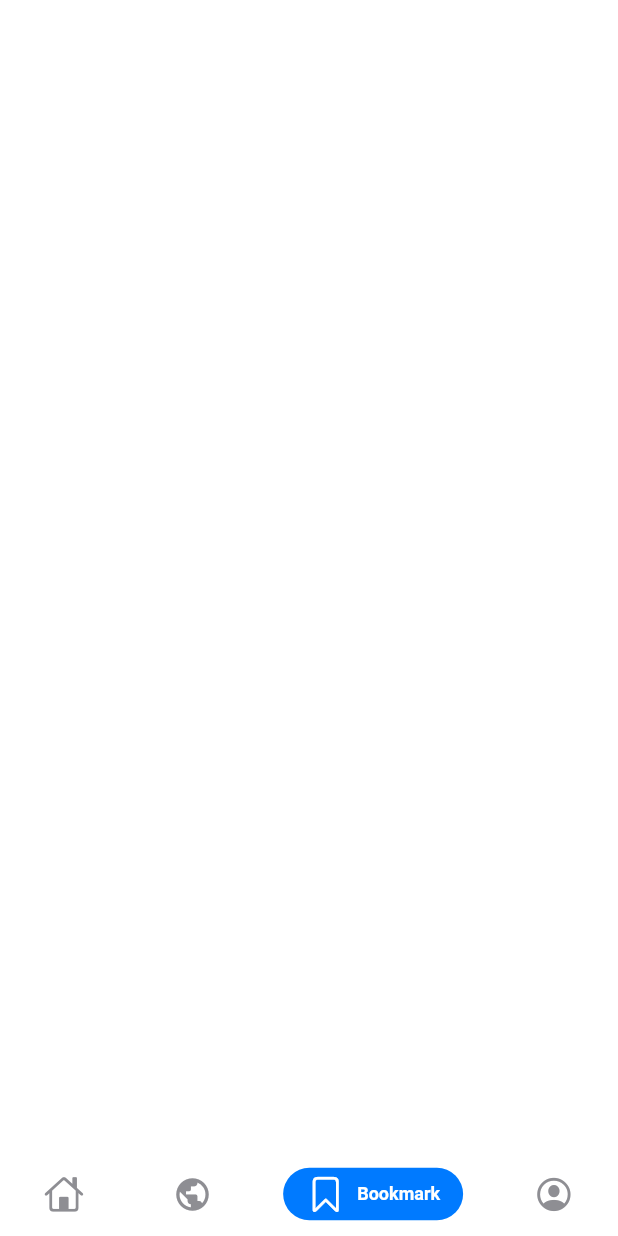
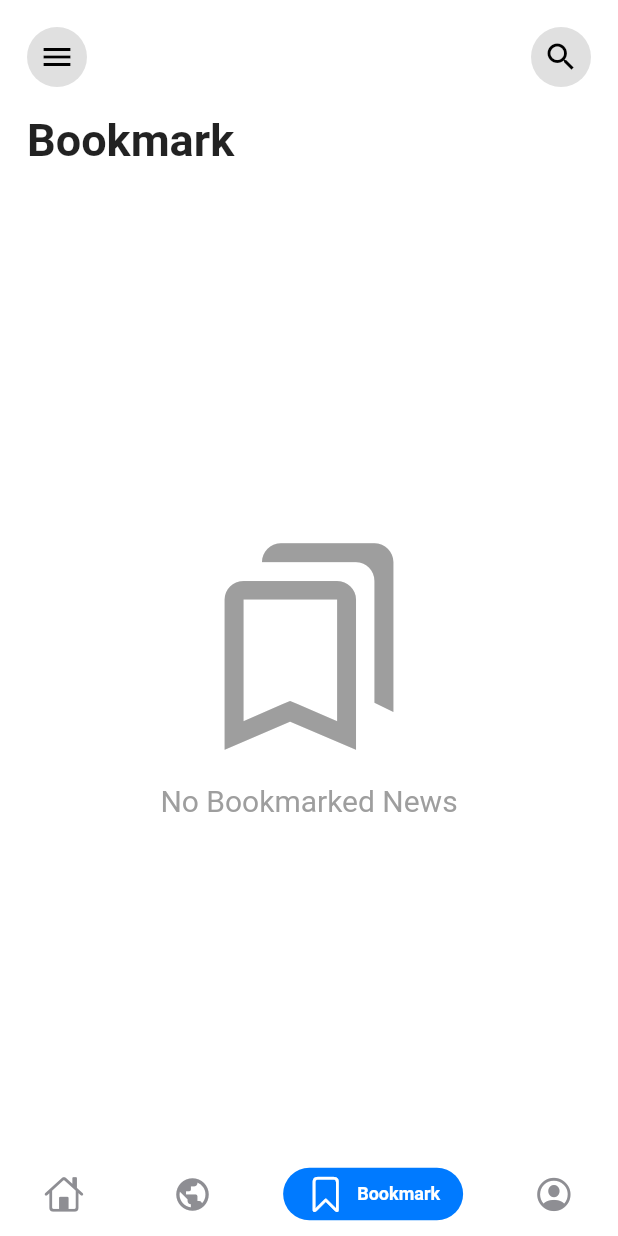
Before and after one commit to HanySameh/News-Challenge, a Flutter app: the screen it shows after launch, item 3 of the bottom bar chosen, on a phone screen of 412 x 824 dp. Run offline on Flutter 3.47's test engine with Material 2 defaults, Android fonts, the phone set to English and light mode, and no system bars; drawn by our look-alikes of persistent_bottom_nav_bar_v2; our stand-ins replace cached_network_image, carousel_slider, flutter_bloc, go_router; network calls fail.

Commit message:
finish add to bookmark

```diff
--- a/lib/core/utils/router.dart
+++ b/lib/core/utils/router.dart
@@ -2,7 +2,7 @@ import 'package:flutter_bloc/flutter_bloc.dart';
 import 'package:go_router/go_router.dart';
 
 import '../../features/home/data/models/news_model.dart';
-import '../../features/home/presentation/manager/news_details_cubit/home_cubit.dart';
+import '../../features/home/presentation/manager/bookmark_cubit/bookmark_cubit.dart';
 import '../../features/home/presentation/view/nav_bar.dart';
 import '../../features/home/presentation/view/news_details_screen.dart';
 
@@ -19,7 +19,7 @@ abstract class AppRouter {
       GoRoute(
         path: newsDetailsScreenRoute,
         builder: (context, state) => BlocProvider(
-          create: (context) => NewsDetailsCubit(),
+          create: (context) => BookmarkCubit(state.extra as NewsModel),
           child: NewsDetailsScreen(
             newsModel: state.extra as NewsModel,
           ),
--- a/lib/features/bookmark/presentation/view/bookmark_screen.dart
+++ b/lib/features/bookmark/presentation/view/bookmark_screen.dart
@@ -1,13 +1,123 @@
 import 'package:flutter/material.dart';
+import 'package:flutter_bloc/flutter_bloc.dart';
+import 'package:news_challenge/core/utils/extensions.dart';
+
+import '../../../home/data/static.dart';
+import '../../../home/presentation/manager/bookmark_cubit/bookmark_cubit.dart';
+import '../../../home/presentation/view/widgets/home_widgets.dart';
 
 class BookmarkScreen extends StatelessWidget {
   const BookmarkScreen({super.key});
 
   @override
   Widget build(BuildContext context) {
-    return Column(
-      crossAxisAlignment: CrossAxisAlignment.start,
-      children: [],
+    return BlocProvider(
+      create: (context) => BookmarkCubit(news[0]),
+      child: SafeArea(
+        child: Column(
+          crossAxisAlignment: CrossAxisAlignment.start,
+          children: const [
+            _AppBar(),
+            _BookmarkList(),
+          ],
+        ),
+      ),
     );
   }
 }
+
+class _BookmarkList extends StatelessWidget {
+  const _BookmarkList();
+
+  @override
+  Widget build(BuildContext context) {
+    return Expanded(
+      child: CustomScrollView(
+        physics: const BouncingScrollPhysics(),
+        slivers: [
+          SliverToBoxAdapter(
+            child: Padding(
+              padding: const EdgeInsets.symmetric(horizontal: 18.0),
+              child: Column(
+                crossAxisAlignment: CrossAxisAlignment.start,
+                children: [
+                  const Text(
+                    'Bookmark',
+                    style: TextStyle(
+                      fontSize: 30.0,
+                      fontWeight: FontWeight.bold,
+                    ),
+                  ),
+                  (context.height * 0.015).spaceY,
+                ],
+              ),
+            ),
+          ),
+          SliverFillRemaining(
+            child: BlocBuilder<BookmarkCubit, BookmarkState>(
+              builder: (context, state) {
+                context.read<BookmarkCubit>().addToList();
+                if (context.read<BookmarkCubit>().bookmarkedNews.isNotEmpty) {
+                  return ListView.builder(
+                    physics: const NeverScrollableScrollPhysics(),
+                    itemCount:
+                        context.read<BookmarkCubit>().bookmarkedNews.length,
+                    itemBuilder: (context, index) {
+                      context.read<BookmarkCubit>().addToList();
+                      return RecNewsItem(
+                        newsModel:
+                            context.read<BookmarkCubit>().bookmarkedNews[index],
+                      );
+                    },
+                  );
+                }
+                return Column(
+                  mainAxisAlignment: MainAxisAlignment.center,
+                  children: [
+                    const Icon(
+                      Icons.bookmarks_outlined,
+                      size: 150.0,
+                      color: Colors.grey,
+                    ),
+                    (context.height * 0.02).spaceY,
+                    const Text(
+                      'No Bookmarked News',
+                      style: TextStyle(
+                        fontSize: 20.0,
+                        color: Colors.grey,
+                      ),
+                    ),
+                  ],
+                );
+              },
+            ),
+          ),
+        ],
+      ),
+    );
+  }
+}
+
+class _AppBar extends StatelessWidget {
+  const _AppBar();
+
+  @override
+  Widget build(BuildContext context) {
+    return Padding(
+      padding: const EdgeInsets.all(18.0),
+      child: Row(
+        mainAxisAlignment: MainAxisAlignment.spaceBetween,
+        children: [
+          CustomButton(
+            icon: Icons.menu,
+            onTap: () {},
+          ),
+          CustomButton(
+            icon: Icons.search,
+            onTap: () {},
+          ),
+        ],
+      ),
+    );
+  }
+}
--- /dev/null
+++ b/lib/features/home/presentation/manager/bookmark_cubit/bookmark_cubit.dart
@@ -0,0 +1,29 @@
+import 'package:flutter/foundation.dart';
+import 'package:flutter_bloc/flutter_bloc.dart';
+import 'package:news_challenge/features/home/data/static.dart';
+
+import '../../../data/models/news_model.dart';
+
+part 'bookmark_state.dart';
+
+class BookmarkCubit extends Cubit<BookmarkState> {
+  BookmarkCubit(this.newsModel) : super(HomeInitial());
+  final NewsModel newsModel;
+  List<NewsModel> bookmarkedNews = [];
+
+  void addToBookmarked() {
+    newsModel.isMark = !newsModel.isMark;
+    emit(AddToBookMarkedState());
+    addToList();
+  }
+
+  void addToList() {
+    bookmarkedNews = [];
+    for (var element in news) {
+      if (element.isMark) {
+        bookmarkedNews.add(element);
+      }
+    }
+    emit(BookMarkedState());
+  }
+}
--- /dev/null
+++ b/lib/features/home/presentation/manager/bookmark_cubit/bookmark_state.dart
@@ -0,0 +1,10 @@
+part of 'bookmark_cubit.dart';
+
+@immutable
+abstract class BookmarkState {}
+
+class HomeInitial extends BookmarkState {}
+
+class AddToBookMarkedState extends BookmarkState {}
+
+class BookMarkedState extends BookmarkState {}
--- a/lib/features/home/presentation/manager/news_details_cubit/home_cubit.dart
+++ /dev/null
@@ -1,14 +0,0 @@
-import 'package:flutter/foundation.dart';
-import 'package:flutter_bloc/flutter_bloc.dart';
-
-part 'home_state.dart';
-
-class NewsDetailsCubit extends Cubit<NewsDetailsState> {
-  NewsDetailsCubit() : super(HomeInitial());
-  bool isMark = false;
-
-  void addToBookmarked() {
-    isMark = !isMark;
-    emit(AddToBookMarkedState());
-  }
-}
--- a/lib/features/home/presentation/view/widgets/rec_news_list_view.dart
+++ b/lib/features/home/presentation/view/widgets/rec_news_list_view.dart
@@ -6,10 +6,7 @@ import 'rec_news_item.dart';
 class RecNewsListView extends StatelessWidget {
   const RecNewsListView({
     super.key,
-    required this.size,
   });
-
-  final Size size;
 
   @override
   Widget build(BuildContext context) {
--- a/pubspec.yaml
+++ b/pubspec.yaml
@@ -15,6 +15,7 @@ dependencies:
   cached_network_image: ^3.2.3
   go_router: ^6.5.3
   flutter_bloc: ^8.1.2
+  shared_preferences: ^2.1.0
 
 dev_dependencies:
   flutter_test:
```
Also changed, not shown: lib/features/home/presentation/manager/news_details_cubit/home_state.dart (deleted, +0 -8 lines), lib/features/home/presentation/manager/recommended_news_cubit/recommended_news_cubit.dart (+5 -2 lines), lib/features/home/presentation/view/home_screen.dart (+4 -4 lines), lib/features/home/presentation/view/widgets/news_details_app_bar.dart (+5 -8 lines), lib/features/home/presentation/view/widgets/rec_news_item.dart (+13 -3 lines), pubspec.lock, 1 other file.
